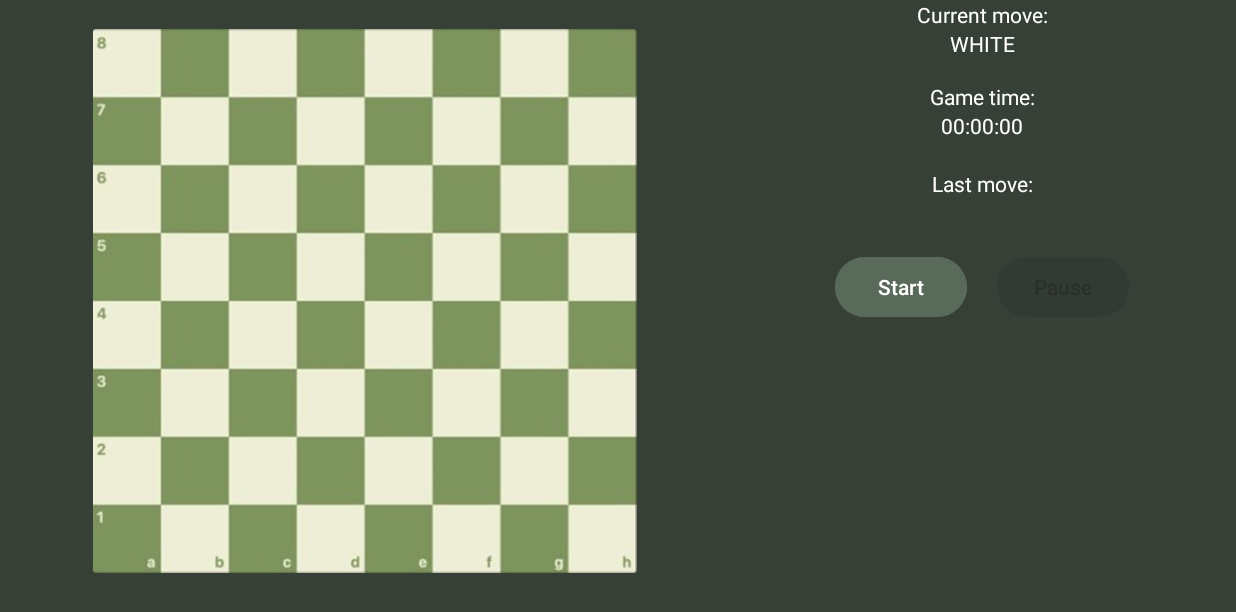
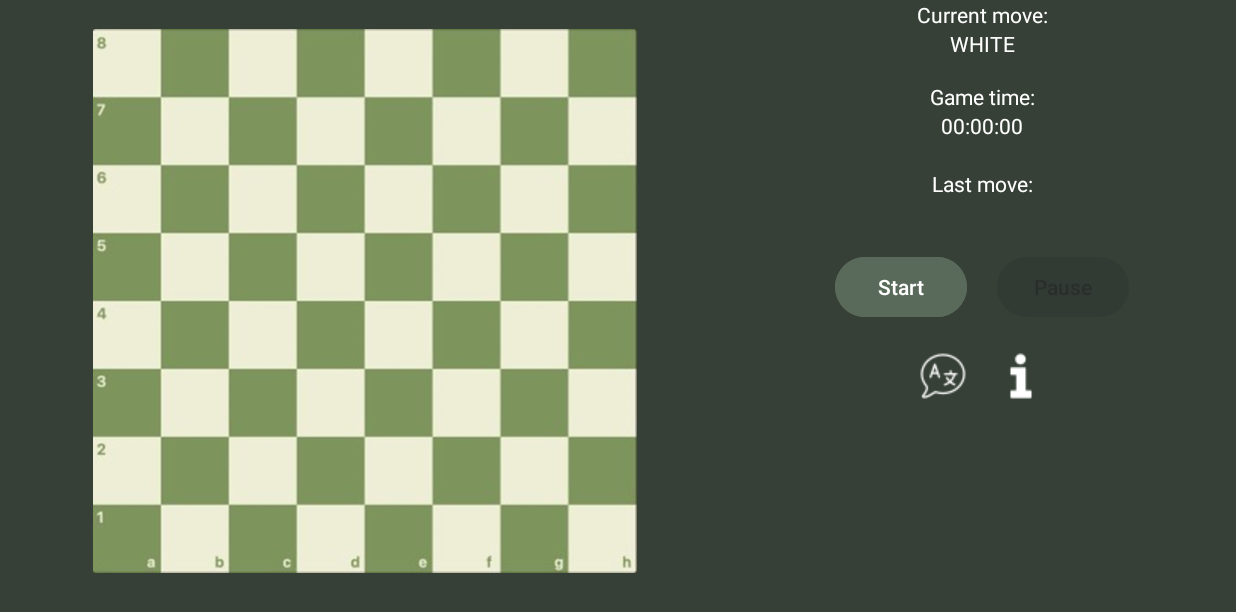
Before and after one commit to SachkoMaxim/ChessApp, an Android app: the screen it shows after launch (MainActivity), on a phone screen of 824 x 412 dp (held sideways). Shown: the top 612 px of the screen. Run offline under Robolectric (Android 15) with nearby library versions, the phone set to English and light mode, and no system bars.

Commit message:
added language changing

```diff
--- a/app/src/main/res/layout/activity_main.xml
+++ b/app/src/main/res/layout/activity_main.xml
@@ -64,7 +64,8 @@
                 android:layout_height="wrap_content"
                 android:text="Current move:"
                 android:textAlignment="center"
-                android:textColor="@color/white"/>
+                android:textColor="@color/white"
+                android:id="@+id/current_move_text"/>
 
             <TextView
                 android:layout_width="match_parent"
@@ -79,7 +80,8 @@
                 android:layout_height="wrap_content"
                 android:text="Game time:"
                 android:textAlignment="center"
-                android:textColor="@color/white"/>
+                android:textColor="@color/white"
+                android:id="@+id/main_timer_text"/>
 
             <TextView
                 android:layout_width="match_parent"
@@ -102,7 +104,8 @@
                 android:layout_height="wrap_content"
                 android:text="Last move:"
                 android:textAlignment="center"
-                android:textColor="@color/white"/>
+                android:textColor="@color/white"
+                android:id="@+id/last_move_text"/>
 
             <TextView
                 android:layout_width="match_parent"
@@ -119,22 +122,24 @@
                 android:layout_gravity="center">
 
                 <Button
+                    android:id="@+id/start_reset_button"
                     android:layout_width="wrap_content"
                     android:layout_height="wrap_content"
                     android:layout_marginHorizontal="10dp"
-                    android:text="Start"
                     android:layout_weight="1"
                     android:backgroundTint="@color/butt_color"
-                    android:id="@+id/start_reset_button"/>
+                    android:text="Start"
+                    android:tooltipText="Starts game\nor resets it\nif you\nstarted\nplaying"/>
 
                 <Button
+                    android:id="@+id/pause_resume_button"
                     android:layout_width="wrap_content"
                     android:layout_height="wrap_content"
                     android:layout_marginHorizontal="10dp"
+                    android:layout_weight="1"
+                    android:enabled="false"
                     android:text="Pause"
-                    android:layout_weight="1"
-                    android:id="@+id/pause_resume_button"
-                    android:enabled="false"/>
+                    android:tooltipText="Pauses game\nor resumes\nit if you\npaused it"/>
 
             </LinearLayout>
 
@@ -143,23 +148,40 @@
                 android:layout_height="wrap_content"
                 android:layout_gravity="center">
 
-                <Button
+                <TextView
+                    android:layout_width="match_parent"
+                    android:layout_height="wrap_content"
+                    android:text=""
+                    android:textAlignment="center"
+                    android:textColor="@color/white"
+                    android:id="@+id/space_buttons"/>
+
+            </LinearLayout>
+
+            <LinearLayout
+                android:layout_width="wrap_content"
+                android:layout_height="wrap_content"
+                android:layout_gravity="center">
+
+                <ImageButton
                     android:layout_width="wrap_content"
                     android:layout_height="wrap_content"
                     android:layout_marginHorizontal="10dp"
-                    android:text="Save"
+                    android:background="@drawable/language"
+                    android:text=""
                     android:layout_weight="1"
-                    android:id="@+id/save_button"
-                    android:visibility="gone"/>
+                    android:id="@+id/lang_button"
+                    android:tooltipText="Changes app\nlanguage"/>
 
-                <Button
+                <ImageButton
                     android:layout_width="wrap_content"
                     android:layout_height="wrap_content"
                     android:layout_marginHorizontal="10dp"
-                    android:text="Load"
+                    android:background="@drawable/information"
+                    android:text=""
                     android:layout_weight="1"
-                    android:id="@+id/load_button"
-                    android:visibility="gone"/>
+                    android:id="@+id/inf_button"
+                    android:tooltipText="Gives information\non how to\nplay the game"/>
 
             </LinearLayout>
 
```
Also changed, not shown: app/src/main/java/com/example/chessapp/MainActivity.kt (+70 -2 lines), app/src/main/res/drawable/information.png (added), app/src/main/res/drawable/language.png (added).
